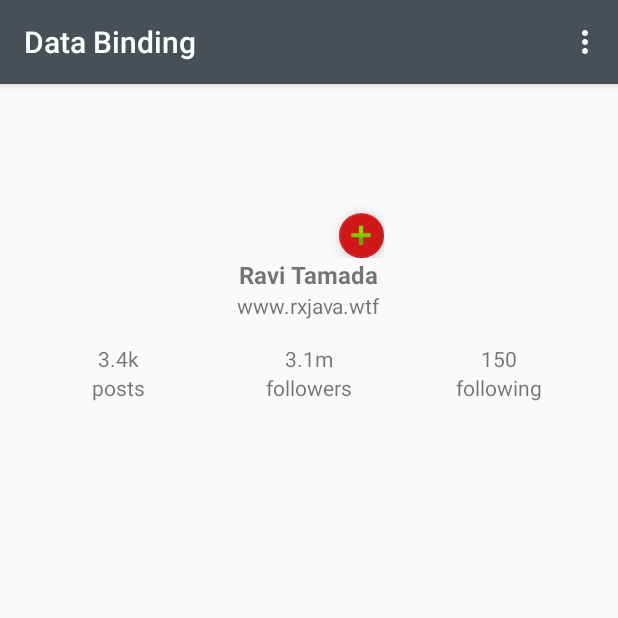
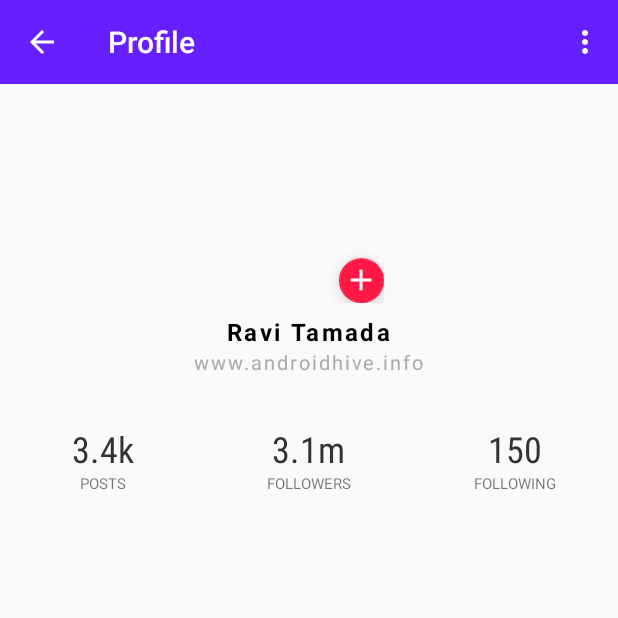
Before and after one commit to ravi8x/Android-DataBindng-RecyclerView, an Android app: the screen it shows after launch (MainActivity), on a phone screen of 412 x 824 dp, the top half of it. Run offline under Robolectric (Android 15) with nearby library versions, the phone set to English and light mode, and no system bars; our stand-ins replace data binding; pictures from the network do not load; 5 statements that could not run were skipped.

Commit message:
Added posts grid with images

```diff
--- a/app/src/main/java/info/androidhive/databinding/MainActivity.java
+++ b/app/src/main/java/info/androidhive/databinding/MainActivity.java
@@ -41,6 +41,8 @@ public class MainActivity extends AppCompatActivity {
 
         Toolbar toolbar = findViewById(R.id.toolbar);
         setSupportActionBar(toolbar);
+        getSupportActionBar().setTitle(R.string.toolbar_profile);
+        getSupportActionBar().setDisplayHomeAsUpEnabled(true);
 
         handlers = new MyClickHandlers(this);
 
@@ -48,7 +50,7 @@ public class MainActivity extends AppCompatActivity {
         user.setName("Ravi Tamada");
         user.setEmail("ravi8x@gmail.com");
         user.setProfileImage("https://avatars2.githubusercontent.com/u/497670?s=400&v=4");
-        user.setWebsite("www.rxjava.wtf");
+        user.setWebsite("www.androidhive.info");
         user.setNumberOfFollowers(3050890);
         user.setNumberOfFollowing(150);
         user.setNumberOfPosts(3400);
@@ -58,8 +60,9 @@ public class MainActivity extends AppCompatActivity {
 
         recyclerView = binding.content.recyclerView;
         recyclerView.setLayoutManager(new GridLayoutManager(this, 3));
-        recyclerView.addItemDecoration(new GridSpacingItemDecoration(2, dpToPx(10), true));
+        recyclerView.addItemDecoration(new GridSpacingItemDecoration(3, dpToPx(4), true));
         recyclerView.setItemAnimator(new DefaultItemAnimator());
+        recyclerView.setNestedScrollingEnabled(false);
         mAdapter = new PostsAdapter(postList);
         recyclerView.setAdapter(mAdapter);
 
@@ -68,9 +71,9 @@ public class MainActivity extends AppCompatActivity {
     }
 
     private void preparePosts() {
-        for (int i = 0; i < 10; i++) {
+        for (int i = 1; i < 10; i++) {
             Post post = new Post();
-            post.setImageUrl("https://instagram.fbpm1-1.fna.fbcdn.net/vp/26595d76ac9cf7d5a87f13febf4e7d97/5B753E1F/t51.2885-15/e35/26866951_335026793666205_6102243513582223360_n.jpg");
+            post.setImageUrl("https://api.androidhive.info/images/nature/" + i + ".jpg");
 
             postList.add(post);
         }
--- a/app/src/main/res/layout/activity_main.xml
+++ b/app/src/main/res/layout/activity_main.xml
@@ -18,6 +18,7 @@
         <android.support.design.widget.AppBarLayout
             android:layout_width="match_parent"
             android:layout_height="wrap_content"
+            app:elevation="0dp"
             android:theme="@style/AppTheme.AppBarOverlay">
 
             <android.support.v7.widget.Toolbar
--- a/app/src/main/res/layout/content_main.xml
+++ b/app/src/main/res/layout/content_main.xml
@@ -17,20 +17,28 @@
     <android.support.v4.widget.NestedScrollView xmlns:android="http://schemas.android.com/apk/res/android"
         xmlns:app="http://schemas.android.com/apk/res-auto"
         xmlns:tools="http://schemas.android.com/tools"
-        app:layout_behavior="@string/appbar_scrolling_view_behavior"
         bind:layout_width="match_parent"
-        bind:layout_height="match_parent">
+        bind:layout_height="match_parent"
+        app:layout_behavior="@string/appbar_scrolling_view_behavior">
 
         <LinearLayout
             android:layout_width="match_parent"
             android:layout_height="match_parent"
+            android:focusableInTouchMode="true"
             android:orientation="vertical"
-            android:padding="@dimen/fab_margin"
             tools:context=".MainActivity"
             tools:showIn="@layout/activity_main">
 
+            <LinearLayout
+                android:layout_width="match_parent"
+                android:layout_height="wrap_content"
+                android:orientation="vertical"
+                android:paddingBottom="@dimen/activity_margin"
+                android:paddingTop="@dimen/activity_margin">
+
                 <RelativeLayout
                     android:layout_width="100dp"
+                    android:layout_marginTop="30dp"
                     android:layout_height="100dp"
                     android:layout_gravity="center_horizontal">
 
@@ -48,7 +56,8 @@
                         android:layout_alignParentBottom="true"
                         android:layout_alignParentRight="true"
                         android:onClick="@{handlers::onProfileFabClicked}"
-                    android:src="@android:drawable/ic_input_add"
+                        android:src="@drawable/ic_add_white_24dp"
+
                         app:fabCustomSize="30dp" />
 
                 </RelativeLayout>
@@ -58,7 +67,11 @@
                     android:layout_width="wrap_content"
                     android:layout_height="wrap_content"
                     android:layout_gravity="center_horizontal"
+                    android:layout_marginTop="@dimen/dimen_8dp"
+                    android:fontFamily="sans-serif"
+                    android:letterSpacing="0.1"
                     android:text="@{user.name}"
+                    android:textColor="@android:color/black"
                     android:textSize="16dp"
                     android:textStyle="bold" />
 
@@ -66,12 +79,19 @@
                     android:layout_width="wrap_content"
                     android:layout_height="wrap_content"
                     android:layout_gravity="center_horizontal"
-                android:text="@{user.website}" />
+                    android:fontFamily="sans-serif"
+                    android:letterSpacing="0.1"
+                    android:text="@{user.website}"
+                    android:textColor="@android:color/darker_gray"
+                    android:textSize="13dp" />
+
+            </LinearLayout>
 
             <LinearLayout
                 android:layout_width="match_parent"
                 android:layout_height="wrap_content"
                 android:layout_marginTop="@dimen/fab_margin"
+                android:layout_marginBottom="@dimen/activity_margin"
                 android:orientation="horizontal"
                 android:weightSum="3">
 
@@ -86,12 +106,17 @@
                     <TextView
                         android:layout_width="wrap_content"
                         android:layout_height="wrap_content"
-                        android:text="@{BindingUtils.convertToSuffix(user.numberOfPosts)}" />
+                        android:fontFamily="sans-serif-condensed"
+                        android:text="@{BindingUtils.convertToSuffix(user.numberOfPosts)}"
+                        android:textColor="#333"
+                        android:textStyle="normal"
+                        android:textSize="24dp" />
 
                     <TextView
                         android:layout_width="wrap_content"
                         android:layout_height="wrap_content"
-                        android:text="posts" />
+                        android:textSize="10dp"
+                        android:text="POSTS" />
 
                 </LinearLayout>
 
@@ -106,12 +131,16 @@
                     <TextView
                         android:layout_width="wrap_content"
                         android:layout_height="wrap_content"
+                        android:textColor="#333"
+                        android:fontFamily="sans-serif-condensed"
+                        android:textSize="24dp"
                         android:text="@{BindingUtils.convertToSuffix(user.numberOfFollowers)}" />
 
                     <TextView
                         android:layout_width="wrap_content"
                         android:layout_height="wrap_content"
-                        android:text="followers" />
+                        android:textSize="10dp"
+                        android:text="FOLLOWERS" />
 
                 </LinearLayout>
 
@@ -126,12 +155,16 @@
                     <TextView
                         android:layout_width="wrap_content"
                         android:layout_height="wrap_content"
+                        android:textColor="#333"
+                        android:fontFamily="sans-serif-condensed"
+                        android:textSize="24dp"
                         android:text="@{BindingUtils.convertToSuffix(user.numberOfFollowing)}" />
 
                     <TextView
                         android:layout_width="wrap_content"
                         android:layout_height="wrap_content"
-                        android:text="following" />
+                        android:textSize="10dp"
+                        android:text="FOLLOWING" />
 
                 </LinearLayout>
             </LinearLayout>
--- a/app/src/main/res/layout/post_row_item.xml
+++ b/app/src/main/res/layout/post_row_item.xml
@@ -8,14 +8,21 @@
             type="info.androidhive.databinding.model.Post" />
     </data>
 
-    <LinearLayout xmlns:android="http://schemas.android.com/apk/res/android"
+    <android.support.constraint.ConstraintLayout xmlns:android="http://schemas.android.com/apk/res/android"
+        xmlns:app="http://schemas.android.com/apk/res-auto"
         android:layout_width="match_parent"
         android:layout_height="wrap_content">
 
         <ImageView
-            android:layout_width="80dp"
-            android:layout_height="80dp"
-            bind:imageUrl="@{post.imageUrl}" />
+            android:layout_width="0dp"
+            android:layout_height="0dp"
+            android:scaleType="centerCrop"
+            bind:imageUrl="@{post.imageUrl}"
+            app:layout_constraintBottom_toBottomOf="parent"
+            app:layout_constraintDimensionRatio="H,1:1"
+            app:layout_constraintLeft_toLeftOf="parent"
+            app:layout_constraintRight_toRightOf="parent"
+            app:layout_constraintTop_toTopOf="parent" />
 
-    </LinearLayout>
+    </android.support.constraint.ConstraintLayout>
 </layout>
--- a/app/src/main/res/values/colors.xml
+++ b/app/src/main/res/values/colors.xml
@@ -1,6 +1,6 @@
 <?xml version="1.0" encoding="utf-8"?>
 <resources>
-    <color name="colorPrimary">#484f57</color>
-    <color name="colorPrimaryDark">#3f464e</color>
-    <color name="colorAccent">#d11718</color>
+    <color name="colorPrimary">#661fff</color>
+    <color name="colorPrimaryDark">#4c1ab7</color>
+    <color name="colorAccent">#ff1844</color>
 </resources>
--- a/app/src/main/res/values/dimens.xml
+++ b/app/src/main/res/values/dimens.xml
@@ -1,3 +1,5 @@
 <resources>
     <dimen name="fab_margin">16dp</dimen>
+    <dimen name="activity_margin">16dp</dimen>
+    <dimen name="dimen_8dp">8dp</dimen>
 </resources>
--- a/app/src/main/res/values/strings.xml
+++ b/app/src/main/res/values/strings.xml
@@ -1,4 +1,5 @@
 <resources>
     <string name="app_name">Data Binding</string>
     <string name="action_settings">Settings</string>
+    <string name="toolbar_profile">Profile</string>
 </resources>
```
Also changed, not shown: app/src/main/res/drawable-hdpi/ic_add_white_24dp.png (added), app/src/main/res/drawable-mdpi/ic_add_white_24dp.png (added), app/src/main/res/drawable-xhdpi/ic_add_white_24dp.png (added), app/src/main/res/drawable-xxhdpi/ic_add_white_24dp.png (added), app/src/main/res/drawable-xxxhdpi/ic_add_white_24dp.png (added). Lines whose indentation alone changed are shown as unchanged.
